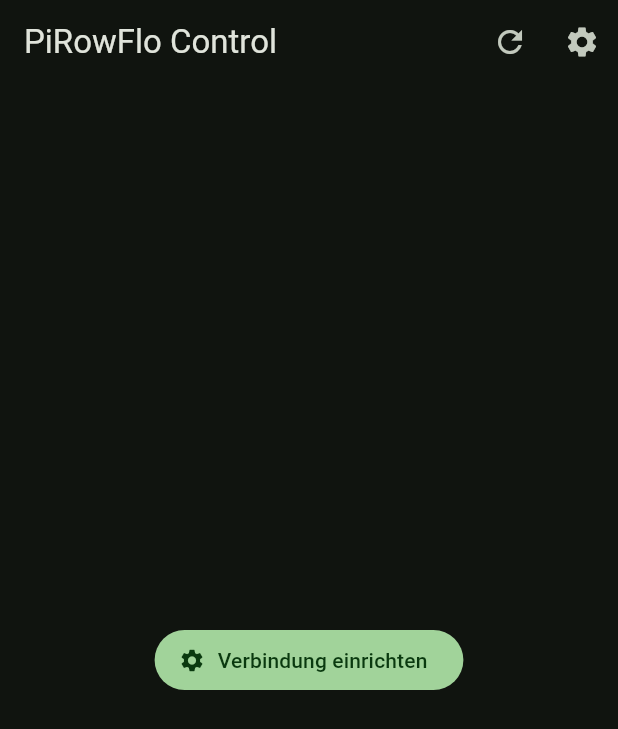
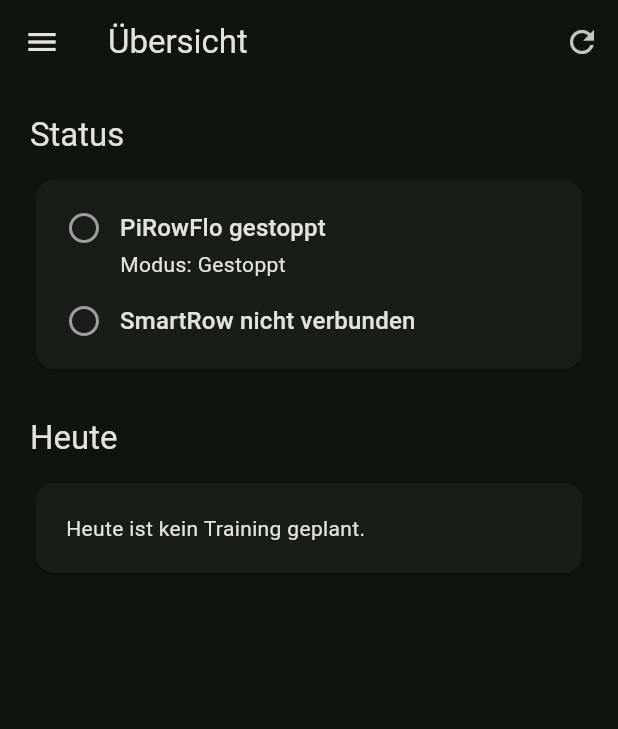
Before and after one commit to stampede79/pirowflo-control-app, a Flutter app: the screen it shows after launch, on a phone screen of 412 x 824 dp. Shown: the top 729 px of the screen. Run offline on Flutter 3.47's test engine with Material 3 defaults, Android fonts, the phone set to English and light mode, and no system bars; our stand-ins replace audioplayers, flutter_secure_storage, wakelock_plus; missing offline and left inert: mobile_scanner.

Commit message:
Add dashboard navigation and upcoming workout

```diff
--- a/lib/main.dart
+++ b/lib/main.dart
@@ -11,6 +11,8 @@
 import 'services/workout_parser.dart';
 
 import 'services/nextcloud_calendar_service.dart';
+import 'screens/home_screen.dart';
+import 'models/scheduled_workout.dart';
 
 void main() {
   runApp(const PiRowFloApp());
@@ -55,6 +57,7 @@
   final nextcloudPasswordController = TextEditingController();
 
   String? calendarTestResult;
+  int selectedPage = 0;
 
   bool loading = false;
   bool configured = false;
@@ -77,6 +80,7 @@
   Workout? todaysWorkout;
   bool calendarLoading = false;
   String? calendarError;
+  ScheduledWorkout? nextWorkout;
 
   @override
   void initState() {
@@ -89,10 +93,10 @@
     statusTimer?.cancel();
     serverController.dispose();
     apiKeyController.dispose();
-    super.dispose();
     calendarUrlController.dispose();
     nextcloudUserController.dispose();
     nextcloudPasswordController.dispose();
+    super.dispose();
   }
 
   Future<void> loadConfiguration() async {
@@ -125,6 +129,7 @@
       statusTimer?.cancel();
     }
     await loadTodaysWorkout();
+    await loadNextWorkout();
   }
 
   Future<void> saveConfiguration() async {
@@ -169,6 +174,7 @@
       statusTimer?.cancel();
     }
     await loadTodaysWorkout();
+    await loadNextWorkout();
   }
 
   Map<String, String> get headers => {
@@ -457,6 +463,74 @@
     }
   }
 
+  Future<void> loadNextWorkout() async {
+    final calendarUrl = calendarUrlController.text.trim();
+    final username = nextcloudUserController.text.trim();
+    final password = nextcloudPasswordController.text;
+
+    if (calendarUrl.isEmpty || username.isEmpty || password.isEmpty) {
+      return;
+    }
+
+    try {
+      final service = NextcloudCalendarService(
+        calendarUrl: calendarUrl,
+        username: username,
+        appPassword: password,
+      );
+
+      final now = DateTime.now();
+
+      // Morgen 00:00 bis einschließlich der folgenden 14 Tage.
+      final start = DateTime(now.year, now.month, now.day + 1);
+
+      final end = start.add(const Duration(days: 14));
+
+      final events = await service.getEventsForRange(start, end);
+
+      ScheduledWorkout? found;
+
+      events.sort((a, b) => a.start.compareTo(b.start));
+
+      for (final event in events) {
+        final eventDate = event.start.toLocal();
+
+        final eventDay = DateTime(
+          eventDate.year,
+          eventDate.month,
+          eventDate.day,
+        );
+
+        if (eventDay.isBefore(start)) {
+          continue;
+        }
+
+        final workout = WorkoutParser.parse(
+          name: event.summary,
+          description: event.description,
+        );
+
+        if (workout != null) {
+          found = ScheduledWorkout(start: eventDate, workout: workout);
+          break;
+        }
+      }
+      if (!mounted) return;
+
+      setState(() {
+        nextWorkout = found;
+      });
+    } catch (_) {
+      // Das nächste Training ist eine Zusatzinformation.
+      // Ein Fehler soll die heutige Trainingsanzeige nicht beeinträchtigen.
+      if (!mounted) return;
+
+      setState(() {
+        nextWorkout = null;
+      });
+    }
+  }
+
   Future<void> startWorkout() async {
     if (todaysWorkout == null) {
       return;
@@ -614,21 +688,80 @@
   Widget build(BuildContext context) {
     return Scaffold(
       appBar: AppBar(
-        title: const Text('PiRowFlo Control'),
+        title: Text(selectedPage == 0 ? 'Übersicht' : 'PiRowFlo-Steuerung'),
         actions: [
           IconButton(
             onPressed: loading ? null : refreshStatus,
             icon: const Icon(Icons.refresh),
             tooltip: 'Aktualisieren',
           ),
-          IconButton(
-            onPressed: showSettings,
-            icon: const Icon(Icons.settings),
-            tooltip: 'Einstellungen',
+        ],
+      ),
+      drawer: Drawer(
+        child: SafeArea(
+          child: Column(
+            children: [
+              const ListTile(
+                leading: Icon(Icons.rowing),
+                title: Text(
+                  'PiRowFlo Control',
+                  style: TextStyle(fontWeight: FontWeight.bold),
+                ),
+              ),
+              const Divider(),
+
+              ListTile(
+                leading: const Icon(Icons.home),
+                title: const Text('Übersicht'),
+                selected: selectedPage == 0,
+                onTap: () {
+                  Navigator.pop(context);
+                  setState(() {
+                    selectedPage = 0;
+                  });
+                },
+              ),
+
+              ListTile(
+                leading: const Icon(Icons.settings_remote),
+                title: const Text('PiRowFlo-Steuerung'),
+                selected: selectedPage == 1,
+                onTap: () {
+                  Navigator.pop(context);
+                  setState(() {
+                    selectedPage = 1;
+                  });
+                },
+              ),
+
+              const Spacer(),
+              const Divider(),
+
+              ListTile(
+                leading: const Icon(Icons.settings),
+                title: const Text('Einstellungen'),
+                onTap: () {
+                  Navigator.pop(context);
+                  showSettings();
+                },
               ),
             ],
           ),
-      body: SafeArea(
+        ),
+      ),
+      body: selectedPage == 0
+          ? HomeScreen(
+              running: running,
+              activeMode: activeMode,
+              smartRowConnected: smartRowConnected,
+              smartRowReady: smartRowReady,
+              calendarLoading: calendarLoading,
+              calendarError: calendarError,
+              todaysWorkout: todaysWorkout,
+              nextWorkout: nextWorkout,
+              onStartWorkout: startWorkout,
+            )
+          : SafeArea(
               child: Padding(
                 padding: const EdgeInsets.all(20),
                 child: !configured
@@ -641,112 +774,19 @@
                       )
                     : ListView(
                         children: [
-                    if (calendarLoading)
-                      const Card(
-                        child: Padding(
-                          padding: EdgeInsets.all(20),
-                          child: Row(
-                            children: [
-                              SizedBox(
-                                width: 20,
-                                height: 20,
-                                child: CircularProgressIndicator(
-                                  strokeWidth: 2,
+                          Text(
+                            'Betriebsmodi',
+                            style: Theme.of(context).textTheme.titleLarge,
                           ),
+                          const SizedBox(height: 12),
+                          statusRow(
+                            'BLE + ANT+',
+                            states['combined'] ?? 'UNKNOWN',
                           ),
-                              SizedBox(width: 16),
-                              Text('Trainingsplan wird geladen …'),
-                            ],
+                          statusRow(
+                            'Bluetooth',
+                            states['bluetooth'] ?? 'UNKNOWN',
                           ),
-                        ),
-                      ),
-
-                    if (calendarError != null)
-                      Card(
-                        child: Padding(
-                          padding: const EdgeInsets.all(16),
-                          child: Text(
-                            calendarError!,
-                            style: TextStyle(
-                              color: Theme.of(context).colorScheme.error,
-                            ),
-                          ),
-                        ),
-                      ),
-
-                    if (todaysWorkout != null) ...[
-                      Card(
-                        child: Padding(
-                          padding: const EdgeInsets.all(20),
-                          child: Column(
-                            crossAxisAlignment: CrossAxisAlignment.start,
-                            children: [
-                              Text(
-                                'Heutiges Training',
-                                style: Theme.of(context).textTheme.labelLarge,
-                              ),
-                              const SizedBox(height: 8),
-                              Text(
-                                todaysWorkout!.name,
-                                style: Theme.of(context)
-                                    .textTheme
-                                    .headlineSmall,
-                              ),
-                              const SizedBox(height: 4),
-                              Text(
-                                todaysWorkout!.description,
-                                style: Theme.of(context).textTheme.titleMedium,
-                              ),
-                              const SizedBox(height: 8),
-                              Text(
-                                'Dauer: ${todaysWorkout!.totalDuration.inMinutes} Minuten',
-                              ),
-                              const SizedBox(height: 16),
-
-                              Row(
-                                children: [
-                                  Icon(
-                                    smartRowReady
-                                        ? Icons.check_circle
-                                        : smartRowConnected
-                                        ? Icons.sync
-                                        : Icons.radio_button_unchecked,
-                                    color: smartRowReady
-                                        ? Colors.green
-                                        : smartRowConnected
-                                        ? Colors.orange
-                                        : Colors.grey,
-                                  ),
-                                  const SizedBox(width: 10),
-                                  Text(
-                                    smartRowReady
-                                        ? 'SmartRow verbunden'
-                                        : smartRowConnected
-                                        ? 'SmartRow wird verbunden …'
-                                        : 'SmartRow nicht verbunden',
-                                    style: Theme.of(context)
-                                        .textTheme
-                                        .titleMedium,
-                                  ),
-                                ],
-                              ),
-                              const SizedBox(height: 20),
-                              SizedBox(
-                                width: double.infinity,
-                                child: FilledButton.icon(
-                                  onPressed: startWorkout,
-                                  icon: const Icon(Icons.fitness_center),
-                                  label: const Text('Training starten'),
-                                ),
-                              ),
-                            ],
-                          ),
-                        ),
-                      ),
-                      const SizedBox(height: 16),
-                    ],
-                    statusRow('BLE + ANT+', states['combined'] ?? 'UNKNOWN'),
-                    statusRow('Bluetooth', states['bluetooth'] ?? 'UNKNOWN'),
                           statusRow('ANT+', states['ant'] ?? 'UNKNOWN'),
                           if (error != null) ...[
                             const SizedBox(height: 16),
@@ -765,7 +805,8 @@
                           const SizedBox(height: 24),
 
                           FilledButton.icon(
-                      onPressed: loading || states['combined'] == 'RUNNING'
+                            onPressed:
+                                loading || states['combined'] == 'RUNNING'
                                 ? null
                                 : () => post('/api/start/combined'),
                             icon: Icon(
@@ -782,7 +823,8 @@
                           const SizedBox(height: 12),
 
                           FilledButton.tonalIcon(
-                      onPressed: loading || states['bluetooth'] == 'RUNNING'
+                            onPressed:
+                                loading || states['bluetooth'] == 'RUNNING'
                                 ? null
                                 : () => post('/api/start/bluetooth'),
                             icon: Icon(
@@ -824,7 +866,8 @@
                           const SizedBox(height: 12),
 
                           OutlinedButton.icon(
-                      onPressed: loading || !smartRowConnected || !smartRowReady
+                            onPressed:
+                                loading || !smartRowConnected || !smartRowReady
                                 ? null
                                 : () => post('/api/reset'),
                             icon: const Icon(Icons.refresh),
--- a/lib/models/calendar_event.dart
+++ b/lib/models/calendar_event.dart
@@ -1,6 +1,11 @@
 class CalendarEvent {
   final String summary;
   final String description;
+  final DateTime start;
 
-  const CalendarEvent({required this.summary, required this.description});
+  const CalendarEvent({
+    required this.summary,
+    required this.description,
+    required this.start,
+  });
 }
--- /dev/null
+++ b/lib/models/scheduled_workout.dart
@@ -0,0 +1,8 @@
+import 'workout.dart';
+
+class ScheduledWorkout {
+  final DateTime start;
+  final Workout workout;
+
+  const ScheduledWorkout({required this.start, required this.workout});
+}
--- /dev/null
+++ b/lib/screens/home_screen.dart
@@ -0,0 +1,222 @@
+import 'package:flutter/material.dart';
+
+import '../models/workout.dart';
+import '../models/scheduled_workout.dart';
+
+class HomeScreen extends StatelessWidget {
+  final bool running;
+  final String activeMode;
+
+  final bool smartRowConnected;
+  final bool smartRowReady;
+
+  final bool calendarLoading;
+  final String? calendarError;
+  final Workout? todaysWorkout;
+
+  final VoidCallback onStartWorkout;
+  final ScheduledWorkout? nextWorkout;
+
+  const HomeScreen({
+    super.key,
+    required this.running,
+    required this.activeMode,
+    required this.smartRowConnected,
+    required this.smartRowReady,
+    required this.calendarLoading,
+    required this.calendarError,
+    required this.todaysWorkout,
+    required this.onStartWorkout,
+    required this.nextWorkout,
+  });
+
+  String _formatDate(DateTime date) {
+    const weekdays = ['Mo.', 'Di.', 'Mi.', 'Do.', 'Fr.', 'Sa.', 'So.'];
+
+    final weekday = weekdays[date.weekday - 1];
+
+    return '$weekday, '
+        '${date.day.toString().padLeft(2, '0')}.'
+        '${date.month.toString().padLeft(2, '0')}.';
+  }
+
+  @override
+  Widget build(BuildContext context) {
+    return ListView(
+      padding: const EdgeInsets.all(20),
+      children: [
+        Text('Status', style: Theme.of(context).textTheme.titleLarge),
+        const SizedBox(height: 12),
+
+        Card(
+          child: Padding(
+            padding: const EdgeInsets.all(20),
+            child: Column(
+              children: [
+                _StatusRow(
+                  icon: running
+                      ? Icons.check_circle
+                      : Icons.radio_button_unchecked,
+                  iconColor: running ? Colors.green : Colors.grey,
+                  title: running ? 'PiRowFlo läuft' : 'PiRowFlo gestoppt',
+                  subtitle: 'Modus: $activeMode',
+                ),
+                const SizedBox(height: 16),
+                _StatusRow(
+                  icon: smartRowReady
+                      ? Icons.check_circle
+                      : smartRowConnected
+                      ? Icons.sync
+                      : Icons.radio_button_unchecked,
+                  iconColor: smartRowReady
+                      ? Colors.green
+                      : smartRowConnected
+                      ? Colors.orange
+                      : Colors.grey,
+                  title: smartRowReady
+                      ? 'SmartRow verbunden'
+                      : smartRowConnected
+                      ? 'SmartRow verbindet …'
+                      : 'SmartRow nicht verbunden',
+                ),
+              ],
+            ),
+          ),
+        ),
+
+        const SizedBox(height: 28),
+
+        Text('Heute', style: Theme.of(context).textTheme.titleLarge),
+        const SizedBox(height: 12),
+
+        if (calendarLoading)
+          const Card(
+            child: Padding(
+              padding: EdgeInsets.all(20),
+              child: Row(
+                children: [
+                  SizedBox(
+                    width: 20,
+                    height: 20,
+                    child: CircularProgressIndicator(strokeWidth: 2),
+                  ),
+                  SizedBox(width: 16),
+                  Text('Trainingsplan wird geladen …'),
+                ],
+              ),
+            ),
+          )
+        else if (calendarError != null)
+          Card(
+            child: Padding(
+              padding: const EdgeInsets.all(20),
+              child: Text(
+                calendarError!,
+                style: TextStyle(color: Theme.of(context).colorScheme.error),
+              ),
+            ),
+          )
+        else if (todaysWorkout == null)
+          const Card(
+            child: Padding(
+              padding: EdgeInsets.all(20),
+              child: Text('Heute ist kein Training geplant.'),
+            ),
+          )
+        else
+          Card(
+            child: Padding(
+              padding: const EdgeInsets.all(20),
+              child: Column(
+                crossAxisAlignment: CrossAxisAlignment.start,
+                children: [
+                  Text(
+                    todaysWorkout!.name,
+                    style: Theme.of(context).textTheme.headlineSmall,
+                  ),
+                  if (todaysWorkout!.description.isNotEmpty) ...[
+                    const SizedBox(height: 6),
+                    Text(todaysWorkout!.description),
+                  ],
+                  const SizedBox(height: 10),
+                  Text('${todaysWorkout!.totalDuration.inMinutes} Minuten'),
+                  const SizedBox(height: 20),
+                  SizedBox(
+                    width: double.infinity,
+                    child: FilledButton.icon(
+                      onPressed: onStartWorkout,
+                      icon: const Icon(Icons.fitness_center),
+                      label: const Text('Training starten'),
+                    ),
+                  ),
+                ],
+              ),
+            ),
+          ),
+
+        // Hier kommt im nächsten Schritt:
+        //
+        // Nächstes Training
+        // Do., 22.10. · längere Grundlage · 50 Min.
+        if (nextWorkout != null) ...[
+          const SizedBox(height: 28),
+
+          Text(
+            'Nächstes Training',
+            style: Theme.of(context).textTheme.titleLarge,
+          ),
+
+          const SizedBox(height: 12),
+
+          Card(
+            child: Padding(
+              padding: const EdgeInsets.all(20),
+              child: Text(
+                '${_formatDate(nextWorkout!.start)} · '
+                '${nextWorkout!.workout.name} · '
+                '${nextWorkout!.workout.totalDuration.inMinutes} Min.',
+              ),
+            ),
+          ),
+        ],
+      ],
+    );
+  }
+}
+
+class _StatusRow extends StatelessWidget {
+  final IconData icon;
+  final Color iconColor;
+  final String title;
+  final String? subtitle;
+
+  const _StatusRow({
+    required this.icon,
+    required this.iconColor,
+    required this.title,
+    this.subtitle,
+  });
+
+  @override
+  Widget build(BuildContext context) {
+    return Row(
+      crossAxisAlignment: CrossAxisAlignment.start,
+      children: [
+        Icon(icon, color: iconColor),
+        const SizedBox(width: 12),
+        Expanded(
+          child: Column(
+            crossAxisAlignment: CrossAxisAlignment.start,
+            children: [
+              Text(title, style: Theme.of(context).textTheme.titleMedium),
+              if (subtitle != null) ...[
+                const SizedBox(height: 2),
+                Text(subtitle!),
+              ],
+            ],
+          ),
+        ),
+      ],
+    );
+  }
+}
```
Also changed, not shown: lib/services/nextcloud_calendar_service.dart (+60 -5 lines), lib/screens/control_screen.dart (added). Lines whose indentation alone changed are shown as unchanged.
